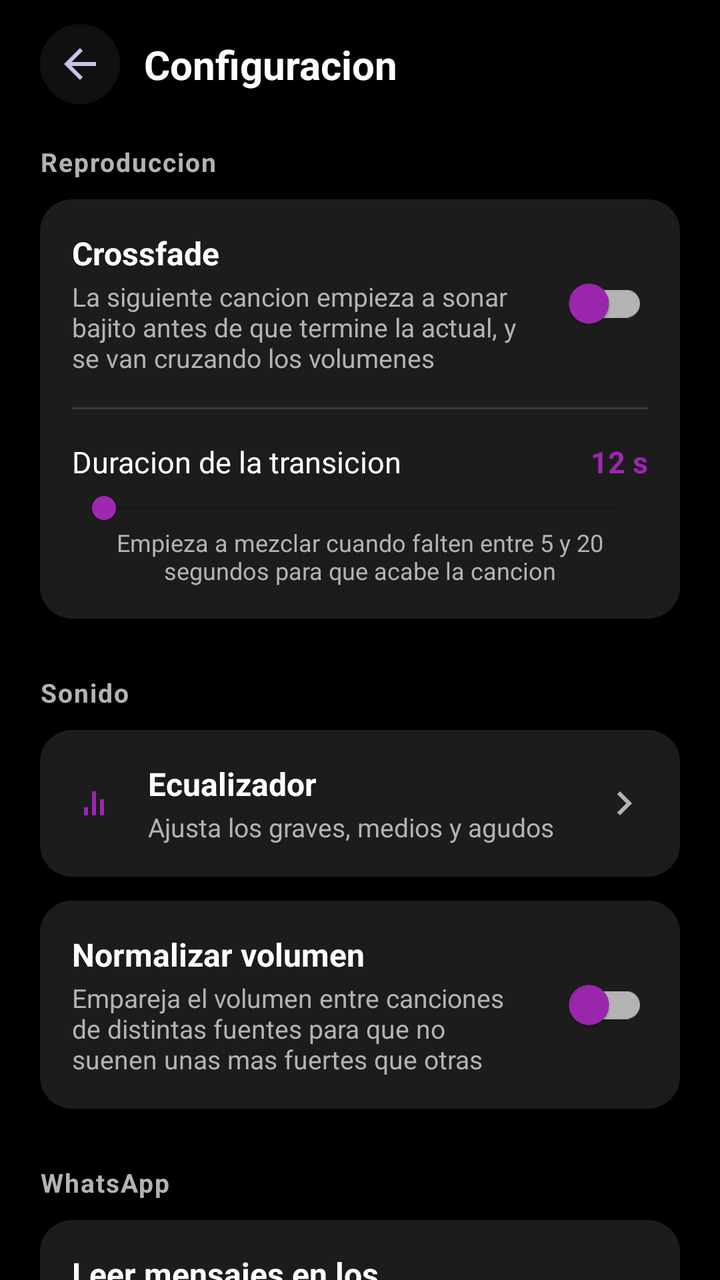
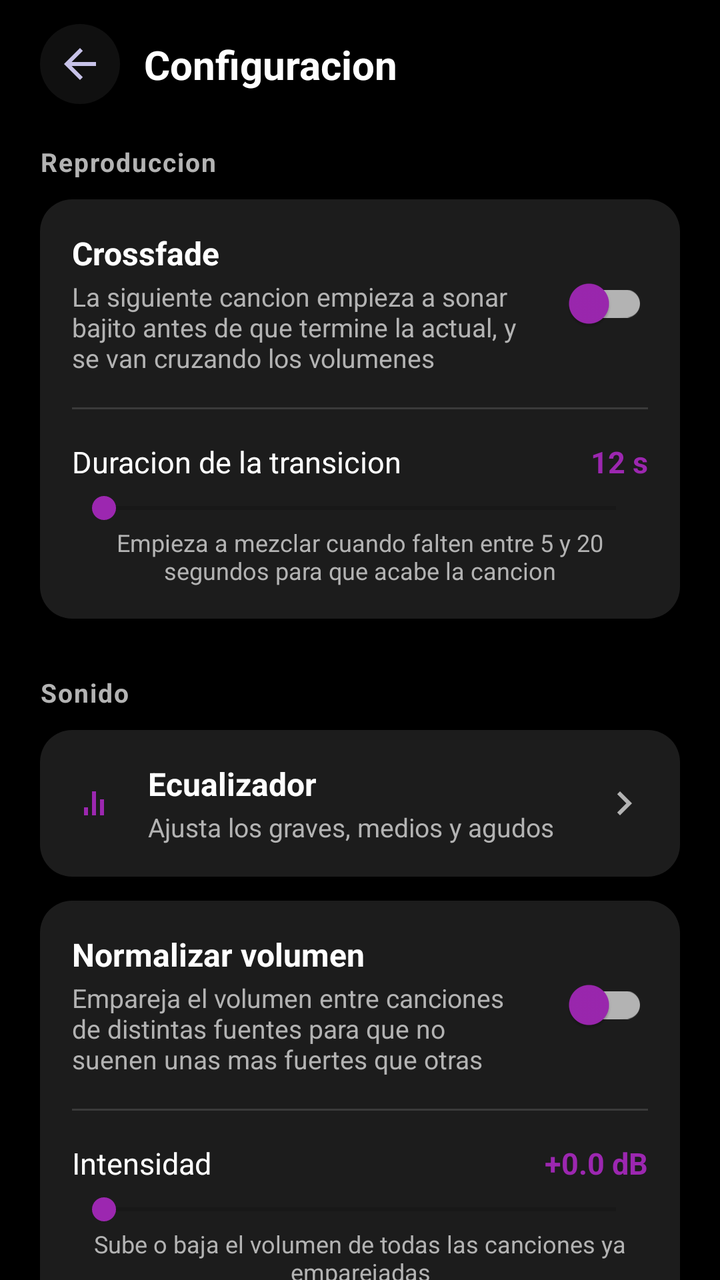

Screens rendered from an Android XML layout before and after an edit, with the pre-edit source and the edit as a unified diff.
<!-- AndroidManifest.xml: activity theme Theme.MP_3 -->
<!-- res/layout/activity_settings.xml -->
<?xml version="1.0" encoding="utf-8"?>
<androidx.constraintlayout.widget.ConstraintLayout
    xmlns:android="http://schemas.android.com/apk/res/android"
    xmlns:app="http://schemas.android.com/apk/res-auto"
    xmlns:tools="http://schemas.android.com/tools"
    android:id="@+id/rootSettingsLayout"
    android:layout_width="match_parent"
    android:layout_height="match_parent"
    android:background="@color/background_dark"
    android:fitsSystemWindows="true"
    tools:context=".SettingsActivity">

    <ImageButton
        android:id="@+id/btnBack"
        android:layout_width="40dp"
        android:layout_height="40dp"
        android:layout_marginTop="12dp"
        android:layout_marginStart="20dp"
        android:background="@drawable/bg_icon_button_circle"
        android:contentDescription="Regresar"
        android:padding="8dp"
        android:src="@drawable/ic_arrow_back"
        app:layout_constraintTop_toTopOf="parent"
        app:layout_constraintStart_toStartOf="parent" />

    <TextView
        android:id="@+id/tvSettingsTitle"
        android:layout_width="0dp"
        android:layout_height="wrap_content"
        android:layout_marginStart="12dp"
        android:text="Configuracion"
        android:textColor="@color/text_primary_light"
        android:textSize="20sp"
        android:textStyle="bold"
        app:layout_constraintTop_toTopOf="@id/btnBack"
        app:layout_constraintBottom_toBottomOf="@id/btnBack"
        app:layout_constraintStart_toEndOf="@id/btnBack"
        app:layout_constraintEnd_toEndOf="parent" />

    <androidx.core.widget.NestedScrollView
        android:layout_width="0dp"
        android:layout_height="0dp"
        android:clipToPadding="false"
        android:paddingBottom="24dp"
        app:layout_constraintTop_toBottomOf="@id/btnBack"
        app:layout_constraintBottom_toBottomOf="parent"
        app:layout_constraintStart_toStartOf="parent"
        app:layout_constraintEnd_toEndOf="parent">

        <LinearLayout
            android:layout_width="match_parent"
            android:layout_height="wrap_content"
            android:orientation="vertical"
            android:paddingHorizontal="20dp"
            android:paddingTop="20dp">

            <TextView
                android:layout_width="wrap_content"
                android:layout_height="wrap_content"
                android:layout_marginBottom="10dp"
                android:text="Reproduccion"
                android:textColor="@color/text_secondary_light"
                android:textSize="13sp"
                android:textStyle="bold"
                android:letterSpacing="0.05" />

            <LinearLayout
                android:layout_width="match_parent"
                android:layout_height="wrap_content"
                android:orientation="vertical"
                android:background="@drawable/bg_item_song"
                android:padding="16dp">

                <LinearLayout
                    android:layout_width="match_parent"
                    android:layout_height="wrap_content"
                    android:orientation="horizontal"
                    android:gravity="center_vertical">

                    <LinearLayout
                        android:layout_width="0dp"
                        android:layout_height="wrap_content"
                        android:layout_weight="1"
                        android:orientation="vertical">

                        <TextView
                            android:layout_width="wrap_content"
                            android:layout_height="wrap_content"
                            android:text="Crossfade"
                            android:textColor="@color/text_primary_light"
                            android:textSize="16sp"
                            android:textStyle="bold" />

                        <TextView
                            android:layout_width="wrap_content"
                            android:layout_height="wrap_content"
                            android:layout_marginTop="2dp"
                            android:text="La siguiente cancion empieza a sonar bajito antes de que termine la actual, y se van cruzando los volumenes"
                            android:textColor="@color/text_secondary_light"
                            android:textSize="13sp" />

                    </LinearLayout>

                    <com.google.android.material.switchmaterial.SwitchMaterial
                        android:id="@+id/switchCrossfade"
                        android:layout_width="wrap_content"
                        android:layout_height="wrap_content"
                        android:layout_marginStart="12dp"
                        app:thumbTint="@color/spotify_green"
                        app:trackTint="@color/spotify_gray" />

                </LinearLayout>

                <View
                    android:layout_width="match_parent"
                    android:layout_height="1dp"
                    android:layout_marginVertical="16dp"
                    android:background="#22FFFFFF" />

                <LinearLayout
                    android:id="@+id/groupCrossfadeDuration"
                    android:layout_width="match_parent"
                    android:layout_height="wrap_content"
                    android:orientation="vertical">

                    <LinearLayout
                        android:layout_width="match_parent"
                        android:layout_height="wrap_content"
                        android:orientation="horizontal">

                        <TextView
                            android:layout_width="0dp"
                            android:layout_height="wrap_content"
                            android:layout_weight="1"
                            android:text="Duracion de la transicion"
                            android:textColor="@color/text_primary_light"
                            android:textSize="15sp" />

                        <TextView
                            android:id="@+id/tvCrossfadeSeconds"
                            android:layout_width="wrap_content"
                            android:layout_height="wrap_content"
                            android:text="12 s"
                            android:textColor="@color/spotify_green"
                            android:textSize="15sp"
                            android:textStyle="bold" />

                    </LinearLayout>

                    <SeekBar
                        android:id="@+id/seekCrossfadeSeconds"
                        android:layout_width="match_parent"
                        android:layout_height="wrap_content"
                        android:layout_marginTop="4dp"
                        android:max="15"
                        android:progressTint="@color/spotify_green"
                        android:thumbTint="@color/spotify_green" />

                    <TextView
                        android:layout_width="match_parent"
                        android:layout_height="wrap_content"
                        android:gravity="center"
                        android:text="Empieza a mezclar cuando falten entre 5 y 20 segundos para que acabe la cancion"
                        android:textColor="@color/text_secondary_light"
                        android:textSize="12sp" />

                </LinearLayout>

            </LinearLayout>

            <TextView
                android:layout_width="wrap_content"
                android:layout_height="wrap_content"
                android:layout_marginTop="28dp"
                android:layout_marginBottom="10dp"
                android:text="Sonido"
                android:textColor="@color/text_secondary_light"
                android:textSize="13sp"
                android:textStyle="bold"
                android:letterSpacing="0.05" />

            <LinearLayout
                android:id="@+id/rowEqualizer"
                android:layout_width="match_parent"
                android:layout_height="wrap_content"
                android:orientation="horizontal"
                android:gravity="center_vertical"
                android:background="@drawable/bg_item_song"
                android:clickable="true"
                android:focusable="true"
                android:padding="16dp">

                <ImageView
                    android:layout_width="24dp"
                    android:layout_height="24dp"
                    android:src="@drawable/ic_equalizer"
                    android:contentDescription="Ecualizador" />

                <LinearLayout
                    android:layout_width="0dp"
                    android:layout_height="wrap_content"
                    android:layout_weight="1"
                    android:layout_marginStart="14dp"
                    android:orientation="vertical">

                    <TextView
                        android:layout_width="wrap_content"
                        android:layout_height="wrap_content"
                        android:text="Ecualizador"
                        android:textColor="@color/text_primary_light"
                        android:textSize="16sp"
                        android:textStyle="bold" />

                    <TextView
                        android:layout_width="wrap_content"
                        android:layout_height="wrap_content"
                        android:layout_marginTop="2dp"
                        android:text="Ajusta los graves, medios y agudos"
                        android:textColor="@color/text_secondary_light"
                        android:textSize="13sp" />

                </LinearLayout>

                <ImageView
                    android:layout_width="24dp"
                    android:layout_height="24dp"
                    android:src="@drawable/ic_chevron_right"
                    android:contentDescription="Abrir" />

            </LinearLayout>

            <LinearLayout
                android:layout_width="match_parent"
                android:layout_height="wrap_content"
                android:layout_marginTop="12dp"
                android:orientation="horizontal"
                android:gravity="center_vertical"
                android:background="@drawable/bg_item_song"
                android:padding="16dp">

                <LinearLayout
                    android:layout_width="0dp"
                    android:layout_height="wrap_content"
                    android:layout_weight="1"
                    android:orientation="vertical">

                    <TextView
                        android:layout_width="wrap_content"
                        android:layout_height="wrap_content"
                        android:text="Normalizar volumen"
                        android:textColor="@color/text_primary_light"
                        android:textSize="16sp"
                        android:textStyle="bold" />

                    <TextView
                        android:layout_width="wrap_content"
                        android:layout_height="wrap_content"
                        android:layout_marginTop="2dp"
                        android:text="Empareja el volumen entre canciones de distintas fuentes para que no suenen unas mas fuertes que otras"
                        android:textColor="@color/text_secondary_light"
                        android:textSize="13sp" />

                </LinearLayout>

                <com.google.android.material.switchmaterial.SwitchMaterial
                    android:id="@+id/switchVolumeNormalization"
                    android:layout_width="wrap_content"
                    android:layout_height="wrap_content"
                    android:layout_marginStart="12dp"
                    app:thumbTint="@color/spotify_green"
                    app:trackTint="@color/spotify_gray" />

            </LinearLayout>


            <TextView
                android:layout_width="wrap_content"
                android:layout_height="wrap_content"
                android:layout_marginTop="28dp"
                android:layout_marginBottom="10dp"
                android:text="WhatsApp"
                android:textColor="@color/text_secondary_light"
                android:textSize="13sp"
                android:textStyle="bold"
                android:letterSpacing="0.05" />

            <LinearLayout
                android:layout_width="match_parent"
                android:layout_height="wrap_content"
                android:orientation="vertical"
                android:background="@drawable/bg_item_song"
                android:padding="16dp">

                <LinearLayout
                    android:layout_width="match_parent"
                    android:layout_height="wrap_content"
                    android:orientation="horizontal"
                    android:gravity="center_vertical">

                    <LinearLayout
                        android:layout_width="0dp"
                        android:layout_height="wrap_content"
                        android:layout_weight="1"
                        android:orientation="vertical">

                        <TextView
                            android:layout_width="wrap_content"
                            android:layout_height="wrap_content"
                            android:text="Leer mensajes en los audifonos"
                            android:textColor="@color/text_primary_light"
                            android:textSize="16sp"
                            android:textStyle="bold" />

                        <TextView
                            android:layout_width="wrap_content"
                            android:layout_height="wrap_content"
                            android:layout_marginTop="2dp"
                            android:text="Si llega un mensaje de WhatsApp y tienes bocina o audifonos Bluetooth conectados, se lee en voz alta"
                            android:textColor="@color/text_secondary_light"
                            android:textSize="13sp" />

                    </LinearLayout>

                    <com.google.android.material.switchmaterial.SwitchMaterial
                        android:id="@+id/switchWhatsappReading"
                        android:layout_width="wrap_content"
                        android:layout_height="wrap_content"
                        android:layout_marginStart="12dp"
                        app:thumbTint="@color/spotify_green"
                        app:trackTint="@color/spotify_gray" />

                </LinearLayout>

                <View
                    android:layout_width="match_parent"
                    android:layout_height="1dp"
                    android:layout_marginVertical="16dp"
                    android:background="#22FFFFFF" />

                <LinearLayout
                    android:id="@+id/rowVoicePicker"
                    android:layout_width="match_parent"
                    android:layout_height="wrap_content"
                    android:orientation="horizontal"
                    android:gravity="center_vertical"
                    android:clickable="true"
                    android:focusable="true">

                    <ImageView
                        android:layout_width="24dp"
                        android:layout_height="24dp"
                        android:src="@drawable/ic_mic"
                        android:contentDescription="Voz de lectura" />

                    <LinearLayout
                        android:layout_width="0dp"
                        android:layout_height="wrap_content"
                        android:layout_weight="1"
                        android:layout_marginStart="14dp"
                        android:orientation="vertical">

                        <TextView
                            android:layout_width="wrap_content"
                            android:layout_height="wrap_content"
                            android:text="Voz de lectura"
                            android:textColor="@color/text_primary_light"
                            android:textSize="15sp" />

                        <TextView
                            android:id="@+id/tvVoiceSummary"
                            android:layout_width="wrap_content"
                            android:layout_height="wrap_content"
                            android:layout_marginTop="2dp"
                            android:text="Voz predeterminada del sistema"
                            android:textColor="@color/text_secondary_light"
                            android:textSize="13sp" />

                    </LinearLayout>

                    <ImageView
                        android:layout_width="24dp"
                        android:layout_height="24dp"
                        android:src="@drawable/ic_chevron_right"
                        android:contentDescription="Abrir" />

                </LinearLayout>

                <View
                    android:layout_width="match_parent"
                    android:layout_height="1dp"
                    android:layout_marginVertical="16dp"
                    android:background="#22FFFFFF" />

                <LinearLayout
                    android:id="@+id/rowNotificationAccess"
                    android:layout_width="match_parent"
                    android:layout_height="wrap_content"
                    android:orientation="horizontal"
                    android:gravity="center_vertical"
                    android:clickable="true"
                    android:focusable="true">

                    <ImageView
                        android:layout_width="24dp"
                        android:layout_height="24dp"
                        android:src="@drawable/ic_chat"
                        android:contentDescription="Acceso a notificaciones" />

                    <LinearLayout
                        android:layout_width="0dp"
                        android:layout_height="wrap_content"
                        android:layout_weight="1"
                        android:layout_marginStart="14dp"
                        android:orientation="vertical">

                        <TextView
                            android:layout_width="wrap_content"
                            android:layout_height="wrap_content"
                            android:text="Acceso a notificaciones"
                            android:textColor="@color/text_primary_light"
                            android:textSize="15sp" />

                        <TextView
                            android:id="@+id/tvNotificationAccessStatus"
                            android:layout_width="wrap_content"
                            android:layout_height="wrap_content"
                            android:layout_marginTop="2dp"
                            android:text="Verificando..."
                            android:textColor="@color/text_secondary_light"
                            android:textSize="13sp" />

                    </LinearLayout>

                    <ImageView
                        android:layout_width="24dp"
                        android:layout_height="24dp"
                        android:src="@drawable/ic_chevron_right"
                        android:contentDescription="Abrir" />

                </LinearLayout>

            </LinearLayout>

            <TextView
                android:layout_width="wrap_content"
                android:layout_height="wrap_content"
                android:layout_marginTop="28dp"
                android:layout_marginBottom="10dp"
                android:text="Letras y caratulas"
                android:textColor="@color/text_secondary_light"
                android:textSize="13sp"
                android:textStyle="bold"
                android:letterSpacing="0.05" />

            <LinearLayout
                android:id="@+id/rowLyricsArtStatus"
                android:layout_width="match_parent"
                android:layout_height="wrap_content"
                android:orientation="horizontal"
                android:gravity="center_vertical"
                android:background="@drawable/bg_item_song"
                android:clickable="true"
                android:focusable="true"
                android:padding="16dp">

                <ImageView
                    android:layout_width="24dp"
                    android:layout_height="24dp"
                    android:src="@drawable/ic_playlist"
                    android:contentDescription="Ver estado de letras y caratulas" />

                <LinearLayout
                    android:layout_width="0dp"
                    android:layout_height="wrap_content"
                    android:layout_weight="1"
                    android:layout_marginStart="14dp"
                    android:orientation="vertical">

                    <TextView
                        android:layout_width="wrap_content"
                        android:layout_height="wrap_content"
                        android:text="Ver cuales estan descargadas"
                        android:textColor="@color/text_primary_light"
                        android:textSize="16sp"
                        android:textStyle="bold" />

                    <TextView
                        android:layout_width="wrap_content"
                        android:layout_height="wrap_content"
                        android:layout_marginTop="2dp"
                        android:text="Revisa letra y caratula cancion por cancion"
                        android:textColor="@color/text_secondary_light"
                        android:textSize="13sp" />

                </LinearLayout>

                <ImageView
                    android:layout_width="24dp"
                    android:layout_height="24dp"
                    android:src="@drawable/ic_chevron_right"
                    android:contentDescription="Abrir" />

            </LinearLayout>

        </LinearLayout>

    </androidx.core.widget.NestedScrollView>

</androidx.constraintlayout.widget.ConstraintLayout>
<!-- resources referenced by this layout -->
<resources>
  <color name="background_dark">#000000</color>
  <color name="spotify_gray">#B3B3B3</color>
  <color name="spotify_green">#9C27B0</color>
  <color name="text_primary_light">#FFFFFF</color>
  <color name="text_secondary_light">#B3B3B3</color>
  <!-- drawable bg_icon_button_circle (drawable) -->
  <?xml version="1.0" encoding="utf-8"?>
  <shape xmlns:android="http://schemas.android.com/apk/res/android"
      android:shape="oval">
      <solid android:color="@color/surface_dark" />
  </shape>
  <!-- drawable bg_item_song (drawable) -->
  <?xml version="1.0" encoding="utf-8"?>
  <selector xmlns:android="http://schemas.android.com/android">
      <item android:state_pressed="true">
          <shape android:shape="rectangle">
              <solid android:color="@color/purple_dark" />
              <corners android:radius="16dp" />
          </shape>
      </item>
      <item>
          <shape android:shape="rectangle">
              <solid android:color="@color/surface_dark" />
              <corners android:radius="16dp" />
          </shape>
      </item>
  </selector>
  <!-- drawable ic_arrow_back (drawable) -->
  <vector xmlns:android="http://schemas.android.com/apk/res/android"
      android:width="24dp"
      android:height="24dp"
      android:viewportWidth="24"
      android:viewportHeight="24">
      <path
          android:fillColor="#C7C2E8"
          android:pathData="M20,11H7.83l5.59,-5.59L12,4l-8,8 8,8 1.41,-1.41L7.83,13H20v-2z" />
  </vector>
  <!-- drawable ic_chat (drawable) -->
  <vector xmlns:android="http://schemas.android.com/apk/res/android"
      android:width="24dp"
      android:height="24dp"
      android:viewportWidth="24"
      android:viewportHeight="24">
      <path
          android:fillColor="#9C27B0"
          android:pathData="M20,2H4c-1.1,0 -2,0.9 -2,2v18l4,-4h14c1.1,0 2,-0.9 2,-2V4c0,-1.1 -0.9,-2 -2,-2zM6,9h12v2H6V9zM14,14H6v-2h8v2zM18,8H6V6h12v2z" />
  </vector>
  <!-- drawable ic_chevron_right (drawable) -->
  <vector xmlns:android="http://schemas.android.com/apk/res/android"
      android:width="24dp"
      android:height="24dp"
      android:viewportWidth="24"
      android:viewportHeight="24">
      <path
          android:fillColor="#B3B3B3"
          android:pathData="M8.59,16.59L13.17,12L8.59,7.41L10,6l6,6l-6,6z" />
  </vector>
  <!-- drawable ic_equalizer (drawable) -->
  <vector xmlns:android="http://schemas.android.com/apk/res/android"
      android:width="24dp"
      android:height="24dp"
      android:viewportWidth="24"
      android:viewportHeight="24">
      <path
          android:fillColor="#9C27B0"
          android:pathData="M6,18h2v-4H6v4zM10,18h2V6h-2v12zM14,18h2v-8h-2v8z" />
  </vector>
  <!-- drawable ic_mic (drawable) -->
  <vector xmlns:android="http://schemas.android.com/apk/res/android"
      android:width="24dp"
      android:height="24dp"
      android:viewportWidth="24"
      android:viewportHeight="24">
      <path
          android:fillColor="#C7C2E8"
          android:pathData="M12,14c1.66,0 3,-1.34 3,-3L15,5c0,-1.66 -1.34,-3 -3,-3S9,3.34 9,5v6c0,1.66 1.34,3 3,3zM17.3,11c0,3 -2.54,5.1 -5.3,5.1S6.7,14 6.7,11L5,11c0,3.41 2.72,6.23 6,6.72L11,21h2v-3.28c3.28,-0.48 6,-3.3 6,-6.72h-1.7z" />
  </vector>
  <!-- drawable ic_playlist (drawable) -->
  <vector xmlns:android="http://schemas.android.com/apk/res/android"
      android:width="24dp"
      android:height="24dp"
      android:viewportWidth="24"
      android:viewportHeight="24">
      <path
          android:fillColor="#9C27B0"
          android:pathData="M3,6h12v2H3V6zM3,11h12v2H3v-2zM3,16h7v2H3v-2zM17,13v3h-3v2h3v3h2v-3h3v-2h-3v-3h-2z" />
  </vector>
  <color name="surface_dark">#101010</color>
  <color name="purple_dark">#1C1C1C</color>
  <color name="purple_primary">#9C27B0</color>
  <color name="white">#FFFFFF</color>
  <color name="blue_primary">#9C27B0</color>
  <color name="blue_dark">#0A0A0A</color>
  <!-- unchanged entries left out for length: 1 -->
</resources>

<!-- the commit's change to res/layout/activity_settings.xml (unified diff, before → after) -->
@@ -233,42 +233,104 @@
                 android:layout_width="match_parent"
                 android:layout_height="wrap_content"
                 android:layout_marginTop="12dp"
-                android:orientation="horizontal"
-                android:gravity="center_vertical"
+                android:orientation="vertical"
                 android:background="@drawable/bg_item_song"
                 android:padding="16dp">
 
                 <LinearLayout
-                    android:layout_width="0dp"
-                    android:layout_height="wrap_content"
-                    android:layout_weight="1"
+                    android:layout_width="match_parent"
+                    android:layout_height="wrap_content"
+                    android:orientation="horizontal"
+                    android:gravity="center_vertical">
+
+                    <LinearLayout
+                        android:layout_width="0dp"
+                        android:layout_height="wrap_content"
+                        android:layout_weight="1"
+                        android:orientation="vertical">
+
+                        <TextView
+                            android:layout_width="wrap_content"
+                            android:layout_height="wrap_content"
+                            android:text="Normalizar volumen"
+                            android:textColor="@color/text_primary_light"
+                            android:textSize="16sp"
+                            android:textStyle="bold" />
+
+                        <TextView
+                            android:layout_width="wrap_content"
+                            android:layout_height="wrap_content"
+                            android:layout_marginTop="2dp"
+                            android:text="Empareja el volumen entre canciones de distintas fuentes para que no suenen unas mas fuertes que otras"
+                            android:textColor="@color/text_secondary_light"
+                            android:textSize="13sp" />
+
+                    </LinearLayout>
+
+                    <com.google.android.material.switchmaterial.SwitchMaterial
+                        android:id="@+id/switchVolumeNormalization"
+                        android:layout_width="wrap_content"
+                        android:layout_height="wrap_content"
+                        android:layout_marginStart="12dp"
+                        app:thumbTint="@color/spotify_green"
+                        app:trackTint="@color/spotify_gray" />
+
+                </LinearLayout>
+
+                <View
+                    android:layout_width="match_parent"
+                    android:layout_height="1dp"
+                    android:layout_marginVertical="16dp"
+                    android:background="#22FFFFFF" />
+
+                <LinearLayout
+                    android:id="@+id/groupVolumeNormalizationGain"
+                    android:layout_width="match_parent"
+                    android:layout_height="wrap_content"
                     android:orientation="vertical">
 
+                    <LinearLayout
+                        android:layout_width="match_parent"
+                        android:layout_height="wrap_content"
+                        android:orientation="horizontal">
+
+                        <TextView
+                            android:layout_width="0dp"
+                            android:layout_height="wrap_content"
+                            android:layout_weight="1"
+                            android:text="Intensidad"
+                            android:textColor="@color/text_primary_light"
+                            android:textSize="15sp" />
+
+                        <TextView
+                            android:id="@+id/tvVolumeNormalizationGain"
+                            android:layout_width="wrap_content"
+                            android:layout_height="wrap_content"
+                            android:text="+0.0 dB"
+                            android:textColor="@color/spotify_green"
+                            android:textSize="15sp"
+                            android:textStyle="bold" />
+
+                    </LinearLayout>
+
+                    <SeekBar
+                        android:id="@+id/seekVolumeNormalizationGain"
+                        android:layout_width="match_parent"
+                        android:layout_height="wrap_content"
+                        android:layout_marginTop="4dp"
+                        android:max="1200"
+                        android:progressTint="@color/spotify_green"
+                        android:thumbTint="@color/spotify_green" />
+
                     <TextView
-                        android:layout_width="wrap_content"
-                        android:layout_height="wrap_content"
-                        android:text="Normalizar volumen"
-                        android:textColor="@color/text_primary_light"
-                        android:textSize="16sp"
-                        android:textStyle="bold" />
-
-                    <TextView
-                        android:layout_width="wrap_content"
-                        android:layout_height="wrap_content"
-                        android:layout_marginTop="2dp"
-                        android:text="Empareja el volumen entre canciones de distintas fuentes para que no suenen unas mas fuertes que otras"
+                        android:layout_width="match_parent"
+                        android:layout_height="wrap_content"
+                        android:gravity="center"
+                        android:text="Sube o baja el volumen de todas las canciones ya emparejadas"
                         android:textColor="@color/text_secondary_light"
-                        android:textSize="13sp" />
-
-                </LinearLayout>
-
-                <com.google.android.material.switchmaterial.SwitchMaterial
-                    android:id="@+id/switchVolumeNormalization"
-                    android:layout_width="wrap_content"
-                    android:layout_height="wrap_content"
-                    android:layout_marginStart="12dp"
-                    app:thumbTint="@color/spotify_green"
-                    app:trackTint="@color/spotify_gray" />
+                        android:textSize="12sp" />
+
+                </LinearLayout>
 
             </LinearLayout>
 
